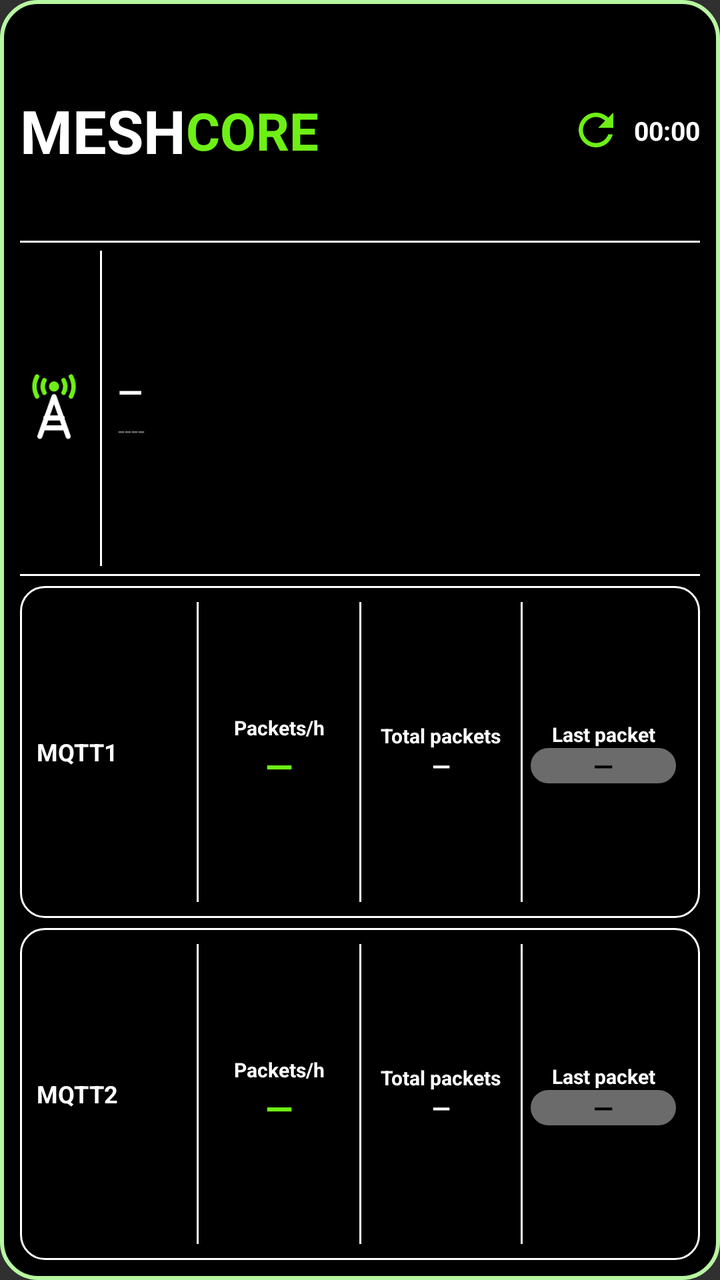
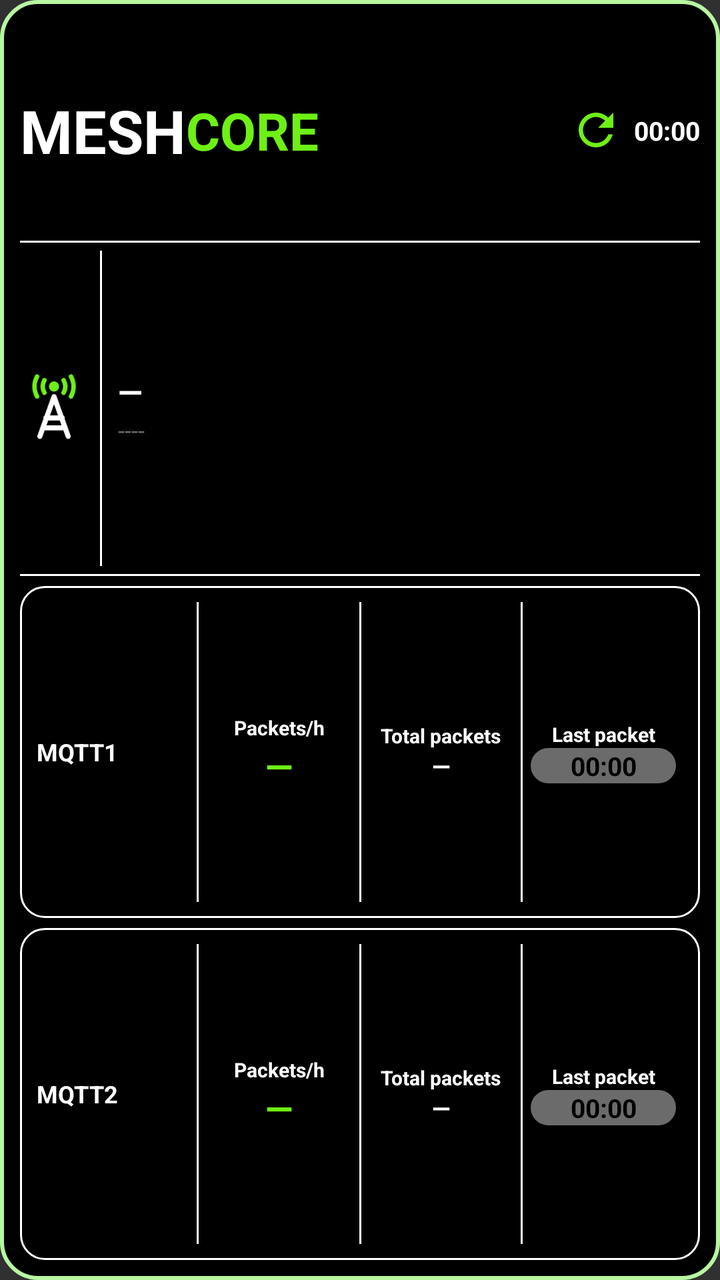

Before-and-after screenshots of an Android layout around one commit, followed by the original layout XML and the change that was made.
<!-- AndroidManifest.xml: application theme android:Theme.Material.NoActionBar -->
<!-- res/layout/widget_observer.xml -->
<?xml version="1.0" encoding="utf-8"?>
<LinearLayout xmlns:android="http://schemas.android.com/apk/res/android"
    android:id="@+id/widget_root"
    android:layout_width="match_parent"
    android:layout_height="match_parent"
    android:orientation="vertical"
    android:padding="10dp"
    android:background="@drawable/widget_bg">

    
    <LinearLayout
        android:layout_width="match_parent"
        android:layout_height="0dp"
        android:layout_weight="2"
        android:orientation="horizontal"
        android:gravity="center_vertical">
        <TextView android:layout_width="wrap_content" android:layout_height="wrap_content"
            android:text="MESH" android:textColor="#FFFFFF" android:textStyle="bold" android:textSize="30sp" android:maxLines="1"/>
        <TextView android:layout_width="wrap_content" android:layout_height="wrap_content"
            android:text="CORE" android:textColor="#6EF015" android:textStyle="bold" android:textSize="26sp" android:maxLines="1"/>
        <FrameLayout android:layout_width="0dp" android:layout_height="1dp" android:layout_weight="1"/>
        <ImageView android:id="@+id/refresh_icon" android:layout_width="26dp" android:layout_height="26dp"
            android:src="@drawable/ic_refresh" android:contentDescription="@null"/>
        <ProgressBar android:id="@+id/refresh_spinner" style="?android:attr/progressBarStyleSmall"
            android:layout_width="26dp" android:layout_height="26dp" android:indeterminate="true"
            android:indeterminateTint="#FFFF9500" android:visibility="gone"/>
        <Chronometer android:id="@+id/interval_text" android:layout_width="wrap_content" android:layout_height="wrap_content"
            android:layout_marginStart="6dp" android:format="%s" android:textColor="#FFFFFF" android:textStyle="bold" android:textSize="13sp" android:maxLines="1" android:countDown="true"/>
    </LinearLayout>

    <FrameLayout android:layout_width="match_parent" android:layout_height="1dp" android:background="#FFFFFF"/>

    
    <LinearLayout
        android:layout_width="match_parent"
        android:layout_height="0dp"
        android:layout_weight="3"
        android:orientation="horizontal"
        android:gravity="center_vertical"
        android:paddingTop="4dp" android:paddingBottom="4dp">
        <ImageView android:layout_width="34dp" android:layout_height="34dp"
            android:src="@drawable/ic_tower" android:contentDescription="@null"/>
        <FrameLayout android:layout_width="1dp" android:layout_height="match_parent" android:layout_marginStart="6dp" android:layout_marginEnd="8dp" android:background="#FFFFFF"/>
        <LinearLayout android:layout_width="0dp" android:layout_height="wrap_content" android:layout_weight="1" android:orientation="vertical" android:gravity="center_vertical">
            <TextView android:id="@+id/obs_name" android:layout_width="match_parent" android:layout_height="wrap_content"
                android:text="—" android:textColor="#FFFFFF" android:textStyle="bold" android:textSize="16sp" android:maxLines="1" android:ellipsize="end"/>
            <TextView android:id="@+id/obs_hash" android:layout_width="match_parent" android:layout_height="wrap_content"
                android:text="----" android:textColor="#6B6B6B" android:textSize="12sp" android:maxLines="1" android:ellipsize="end"/>
        </LinearLayout>
    </LinearLayout>

    <FrameLayout android:layout_width="match_parent" android:layout_height="1dp" android:background="#FFFFFF" android:layout_marginBottom="5dp"/>

    
    <LinearLayout
        android:layout_width="match_parent" android:layout_height="0dp" android:layout_weight="3"
        android:orientation="horizontal" android:gravity="center_vertical"
        android:background="@drawable/card_outline" android:padding="8dp">
        <LinearLayout android:layout_width="0dp" android:layout_height="wrap_content" android:layout_weight="3" android:orientation="horizontal" android:gravity="center_vertical">
            <TextView android:layout_width="wrap_content" android:layout_height="wrap_content" android:id="@+id/m1_title" android:text="MQTT1" android:textColor="#FFFFFF" android:textStyle="bold" android:gravity="center" android:textSize="12sp" android:maxLines="1"/>
        </LinearLayout>
        <FrameLayout android:layout_width="1dp" android:layout_height="match_parent" android:background="#FFFFFF"/>
        <LinearLayout android:layout_width="0dp" android:layout_height="wrap_content" android:layout_weight="3" android:orientation="vertical" android:gravity="center_horizontal">
            <TextView android:layout_width="match_parent" android:layout_height="wrap_content" android:text="Packets/h" android:textColor="#FFFFFF" android:textStyle="bold" android:gravity="center" android:textSize="10sp" android:maxLines="1" android:autoSizeTextType="uniform" android:autoSizeMinTextSize="6sp" android:autoSizeMaxTextSize="10sp" android:autoSizeStepGranularity="1sp"/>
            <TextView android:id="@+id/m1_hour" android:layout_width="match_parent" android:layout_height="wrap_content" android:text="—" android:textColor="#6EF015" android:textStyle="bold" android:gravity="center" android:textSize="18sp" android:maxLines="1" android:autoSizeTextType="uniform" android:autoSizeMinTextSize="14sp" android:autoSizeMaxTextSize="24sp" android:autoSizeStepGranularity="1sp"/>
        </LinearLayout>
        <LinearLayout android:id="@+id/m1_total_col" android:layout_width="0dp" android:layout_height="match_parent" android:layout_weight="3" android:orientation="horizontal" android:gravity="center_vertical">
        <FrameLayout android:layout_width="1dp" android:layout_height="match_parent" android:background="#FFFFFF"/>
        <LinearLayout android:layout_width="0dp" android:layout_height="wrap_content" android:layout_weight="1" android:orientation="vertical" android:gravity="center_horizontal">
            <TextView android:layout_width="match_parent" android:layout_height="wrap_content" android:text="Total packets" android:textColor="#FFFFFF" android:textStyle="bold" android:gravity="center" android:textSize="10sp" android:maxLines="1" android:autoSizeTextType="uniform" android:autoSizeMinTextSize="6sp" android:autoSizeMaxTextSize="10sp" android:autoSizeStepGranularity="1sp"/>
            <TextView android:id="@+id/m1_total" android:layout_width="match_parent" android:layout_height="wrap_content" android:text="—" android:textColor="#FFFFFF" android:textStyle="bold" android:gravity="center" android:textSize="12sp" android:maxLines="1" android:autoSizeTextType="uniform" android:autoSizeMinTextSize="10sp" android:autoSizeMaxTextSize="15sp" android:autoSizeStepGranularity="1sp"/>
        </LinearLayout>
        </LinearLayout>
        <FrameLayout android:layout_width="1dp" android:layout_height="match_parent" android:background="#FFFFFF"/>
        <LinearLayout android:layout_width="0dp" android:layout_height="wrap_content" android:layout_weight="3" android:orientation="vertical" android:gravity="center_horizontal">
            <TextView android:layout_width="match_parent" android:layout_height="wrap_content" android:text="Last packet" android:textColor="#FFFFFF" android:textStyle="bold" android:gravity="center" android:textSize="10sp" android:maxLines="1" android:autoSizeTextType="uniform" android:autoSizeMinTextSize="6sp" android:autoSizeMaxTextSize="10sp" android:autoSizeStepGranularity="1sp"/>
            <TextView android:id="@+id/m1_last" android:layout_width="match_parent" android:layout_height="wrap_content" android:gravity="center" android:layout_marginStart="4dp" android:layout_marginEnd="4dp" android:background="@drawable/pill_gray" android:text="—" android:textColor="#000000" android:textStyle="bold" android:textSize="13sp" android:maxLines="1" android:autoSizeTextType="uniform" android:autoSizeMinTextSize="9sp" android:autoSizeMaxTextSize="13sp" android:autoSizeStepGranularity="1sp"/>
        </LinearLayout>
    </LinearLayout>

    <FrameLayout android:layout_width="match_parent" android:layout_height="5dp"/>

    
    <LinearLayout
        android:layout_width="match_parent" android:layout_height="0dp" android:layout_weight="3"
        android:orientation="horizontal" android:gravity="center_vertical"
        android:background="@drawable/card_outline" android:padding="8dp">
        <LinearLayout android:layout_width="0dp" android:layout_height="wrap_content" android:layout_weight="3" android:orientation="horizontal" android:gravity="center_vertical">
            <TextView android:layout_width="wrap_content" android:layout_height="wrap_content" android:id="@+id/m2_title" android:text="MQTT2" android:textColor="#FFFFFF" android:textStyle="bold" android:gravity="center" android:textSize="12sp" android:maxLines="1"/>
        </LinearLayout>
        <FrameLayout android:layout_width="1dp" android:layout_height="match_parent" android:background="#FFFFFF"/>
        <LinearLayout android:layout_width="0dp" android:layout_height="wrap_content" android:layout_weight="3" android:orientation="vertical" android:gravity="center_horizontal">
            <TextView android:layout_width="match_parent" android:layout_height="wrap_content" android:text="Packets/h" android:textColor="#FFFFFF" android:textStyle="bold" android:gravity="center" android:textSize="10sp" android:maxLines="1" android:autoSizeTextType="uniform" android:autoSizeMinTextSize="6sp" android:autoSizeMaxTextSize="10sp" android:autoSizeStepGranularity="1sp"/>
            <TextView android:id="@+id/m2_hour" android:layout_width="match_parent" android:layout_height="wrap_content" android:text="—" android:textColor="#6EF015" android:textStyle="bold" android:gravity="center" android:textSize="18sp" android:maxLines="1" android:autoSizeTextType="uniform" android:autoSizeMinTextSize="14sp" android:autoSizeMaxTextSize="24sp" android:autoSizeStepGranularity="1sp"/>
        </LinearLayout>
        <LinearLayout android:id="@+id/m2_total_col" android:layout_width="0dp" android:layout_height="match_parent" android:layout_weight="3" android:orientation="horizontal" android:gravity="center_vertical">
        <FrameLayout android:layout_width="1dp" android:layout_height="match_parent" android:background="#FFFFFF"/>
        <LinearLayout android:layout_width="0dp" android:layout_height="wrap_content" android:layout_weight="1" android:orientation="vertical" android:gravity="center_horizontal">
            <TextView android:layout_width="match_parent" android:layout_height="wrap_content" android:text="Total packets" android:textColor="#FFFFFF" android:textStyle="bold" android:gravity="center" android:textSize="10sp" android:maxLines="1" android:autoSizeTextType="uniform" android:autoSizeMinTextSize="6sp" android:autoSizeMaxTextSize="10sp" android:autoSizeStepGranularity="1sp"/>
            <TextView android:id="@+id/m2_total" android:layout_width="match_parent" android:layout_height="wrap_content" android:text="—" android:textColor="#FFFFFF" android:textStyle="bold" android:gravity="center" android:textSize="12sp" android:maxLines="1" android:autoSizeTextType="uniform" android:autoSizeMinTextSize="10sp" android:autoSizeMaxTextSize="15sp" android:autoSizeStepGranularity="1sp"/>
        </LinearLayout>
        </LinearLayout>
        <FrameLayout android:layout_width="1dp" android:layout_height="match_parent" android:background="#FFFFFF"/>
        <LinearLayout android:layout_width="0dp" android:layout_height="wrap_content" android:layout_weight="3" android:orientation="vertical" android:gravity="center_horizontal">
            <TextView android:layout_width="match_parent" android:layout_height="wrap_content" android:text="Last packet" android:textColor="#FFFFFF" android:textStyle="bold" android:gravity="center" android:textSize="10sp" android:maxLines="1" android:autoSizeTextType="uniform" android:autoSizeMinTextSize="6sp" android:autoSizeMaxTextSize="10sp" android:autoSizeStepGranularity="1sp"/>
            <TextView android:id="@+id/m2_last" android:layout_width="match_parent" android:layout_height="wrap_content" android:layout_marginStart="4dp" android:layout_marginEnd="4dp" android:gravity="center" android:background="@drawable/pill_gray" android:text="—" android:textColor="#000000" android:textStyle="bold" android:textSize="13sp" android:maxLines="1" android:autoSizeTextType="uniform" android:autoSizeMinTextSize="9sp" android:autoSizeMaxTextSize="13sp" android:autoSizeStepGranularity="1sp"/>
        </LinearLayout>
    </LinearLayout>
</LinearLayout>
<!-- resources referenced by this layout -->
<resources>
  <!-- drawable card_outline (drawable) -->
  <?xml version="1.0" encoding="utf-8"?>
  <shape xmlns:android="http://schemas.android.com/apk/res/android" android:shape="rectangle">
      <solid android:color="#000000"/>
      <stroke android:width="1dp" android:color="#FFFFFF"/>
      <corners android:radius="12dp"/>
  </shape>
  <!-- drawable ic_refresh (drawable) -->
  <?xml version="1.0" encoding="utf-8"?>
  <vector xmlns:android="http://schemas.android.com/apk/res/android" android:width="24dp" android:height="24dp" android:viewportWidth="24" android:viewportHeight="24">
      <path android:fillColor="#6EF015" android:pathData="M17.65,6.35C16.2,4.9 14.21,4 12,4c-4.42,0 -7.99,3.58 -7.99,8s3.57,8 7.99,8c3.73,0 6.84,-2.55 7.73,-6h-2.08c-0.82,2.33 -3.04,4 -5.65,4 -3.31,0 -6,-2.69 -6,-6s2.69,-6 6,-6c1.66,0 3.14,0.69 4.22,1.78L13,11h7V4l-2.35,2.35z"/>
  </vector>
  <!-- drawable ic_tower (drawable) -->
  <?xml version="1.0" encoding="utf-8"?>
  <vector xmlns:android="http://schemas.android.com/apk/res/android" android:width="48dp" android:height="48dp" android:viewportWidth="24" android:viewportHeight="24">
      <path android:fillColor="#6EF015" android:pathData="M12,4.4m-1.8,0a1.8,1.8 0,1 1,3.6 0a1.8,1.8 0,1 1,-3.6 0"/>
      <path android:strokeColor="#6EF015" android:strokeWidth="1.6" android:strokeLineCap="round" android:pathData="M8.6,2.2A4.6,4.6 0,0 0,8.6,6.6M15.4,2.2A4.6,4.6 0,0 1,15.4,6.6M6,0.9A7.4,7.4 0,0 0,6,7.9M18,0.9A7.4,7.4 0,0 1,18,7.9"/>
      <path android:strokeColor="#FFFFFF" android:strokeWidth="1.8" android:strokeLineCap="round" android:strokeLineJoin="round" android:pathData="M12,8L7,22M12,8L17,22M9.1,15.5L14.9,15.5M8.2,19L15.8,19"/>
  </vector>
  <!-- drawable pill_gray (drawable) -->
  <?xml version="1.0" encoding="utf-8"?>
  <shape xmlns:android="http://schemas.android.com/apk/res/android" android:shape="rectangle">
      <solid android:color="#6B6B6B"/>
      <corners android:radius="11dp"/>
  </shape>
  <!-- drawable widget_bg (drawable) -->
  <?xml version="1.0" encoding="utf-8"?>
  <shape xmlns:android="http://schemas.android.com/apk/res/android" android:shape="rectangle">
      <solid android:color="#000000"/>
      <stroke android:width="2dp" android:color="#B7F7A1"/>
      <corners android:radius="18dp"/>
  </shape>
</resources>

<!-- the commit's change to res/layout/widget_observer.xml (unified diff, before → after) -->
@@ -74,7 +74,7 @@
         <FrameLayout android:layout_width="1dp" android:layout_height="match_parent" android:background="#FFFFFF"/>
         <LinearLayout android:layout_width="0dp" android:layout_height="wrap_content" android:layout_weight="3" android:orientation="vertical" android:gravity="center_horizontal">
             <TextView android:layout_width="match_parent" android:layout_height="wrap_content" android:text="Last packet" android:textColor="#FFFFFF" android:textStyle="bold" android:gravity="center" android:textSize="10sp" android:maxLines="1" android:autoSizeTextType="uniform" android:autoSizeMinTextSize="6sp" android:autoSizeMaxTextSize="10sp" android:autoSizeStepGranularity="1sp"/>
-            <TextView android:id="@+id/m1_last" android:layout_width="match_parent" android:layout_height="wrap_content" android:gravity="center" android:layout_marginStart="4dp" android:layout_marginEnd="4dp" android:background="@drawable/pill_gray" android:text="—" android:textColor="#000000" android:textStyle="bold" android:textSize="13sp" android:maxLines="1" android:autoSizeTextType="uniform" android:autoSizeMinTextSize="9sp" android:autoSizeMaxTextSize="13sp" android:autoSizeStepGranularity="1sp"/>
+            <Chronometer android:id="@+id/m1_last" android:layout_width="match_parent" android:layout_height="wrap_content" android:gravity="center" android:layout_marginStart="4dp" android:layout_marginEnd="4dp" android:background="@drawable/pill_gray" android:text="—" android:textColor="#000000" android:textStyle="bold" android:textSize="13sp" android:maxLines="1" android:autoSizeTextType="uniform" android:autoSizeMinTextSize="9sp" android:autoSizeMaxTextSize="13sp" android:autoSizeStepGranularity="1sp" android:format="%s" />
         </LinearLayout>
     </LinearLayout>
 
@@ -103,7 +103,7 @@
         <FrameLayout android:layout_width="1dp" android:layout_height="match_parent" android:background="#FFFFFF"/>
         <LinearLayout android:layout_width="0dp" android:layout_height="wrap_content" android:layout_weight="3" android:orientation="vertical" android:gravity="center_horizontal">
             <TextView android:layout_width="match_parent" android:layout_height="wrap_content" android:text="Last packet" android:textColor="#FFFFFF" android:textStyle="bold" android:gravity="center" android:textSize="10sp" android:maxLines="1" android:autoSizeTextType="uniform" android:autoSizeMinTextSize="6sp" android:autoSizeMaxTextSize="10sp" android:autoSizeStepGranularity="1sp"/>
-            <TextView android:id="@+id/m2_last" android:layout_width="match_parent" android:layout_height="wrap_content" android:layout_marginStart="4dp" android:layout_marginEnd="4dp" android:gravity="center" android:background="@drawable/pill_gray" android:text="—" android:textColor="#000000" android:textStyle="bold" android:textSize="13sp" android:maxLines="1" android:autoSizeTextType="uniform" android:autoSizeMinTextSize="9sp" android:autoSizeMaxTextSize="13sp" android:autoSizeStepGranularity="1sp"/>
+            <Chronometer android:id="@+id/m2_last" android:layout_width="match_parent" android:layout_height="wrap_content" android:layout_marginStart="4dp" android:layout_marginEnd="4dp" android:gravity="center" android:background="@drawable/pill_gray" android:text="—" android:textColor="#000000" android:textStyle="bold" android:textSize="13sp" android:maxLines="1" android:autoSizeTextType="uniform" android:autoSizeMinTextSize="9sp" android:autoSizeMaxTextSize="13sp" android:autoSizeStepGranularity="1sp" android:format="%s" />
         </LinearLayout>
     </LinearLayout>
 </LinearLayout>
